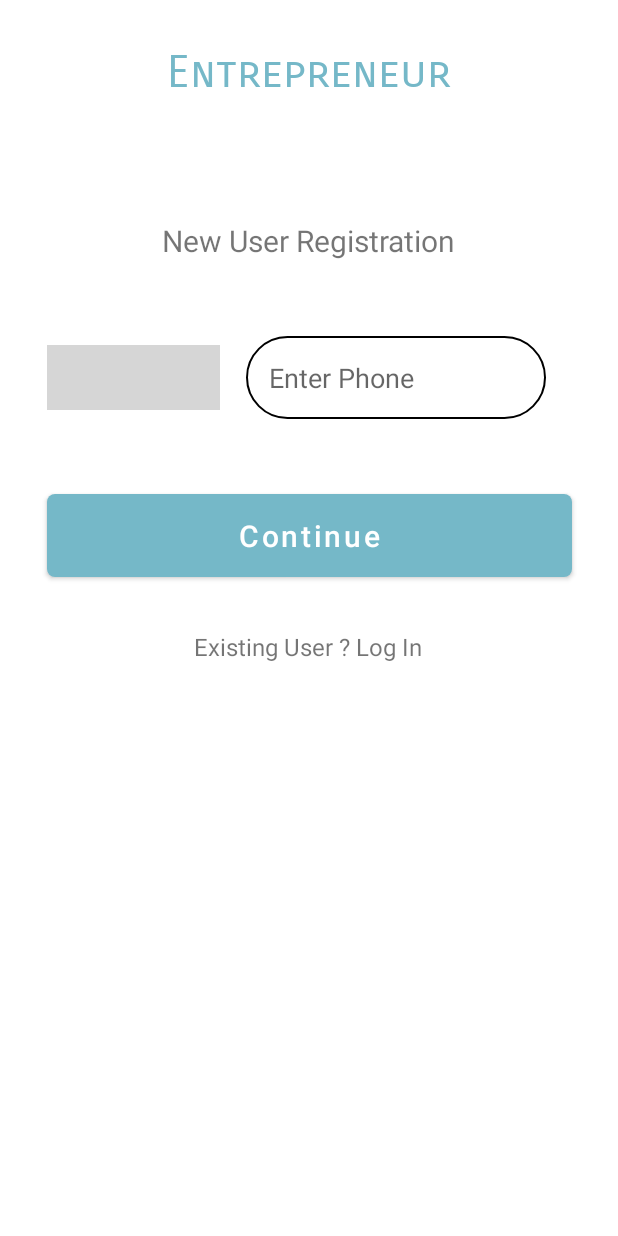
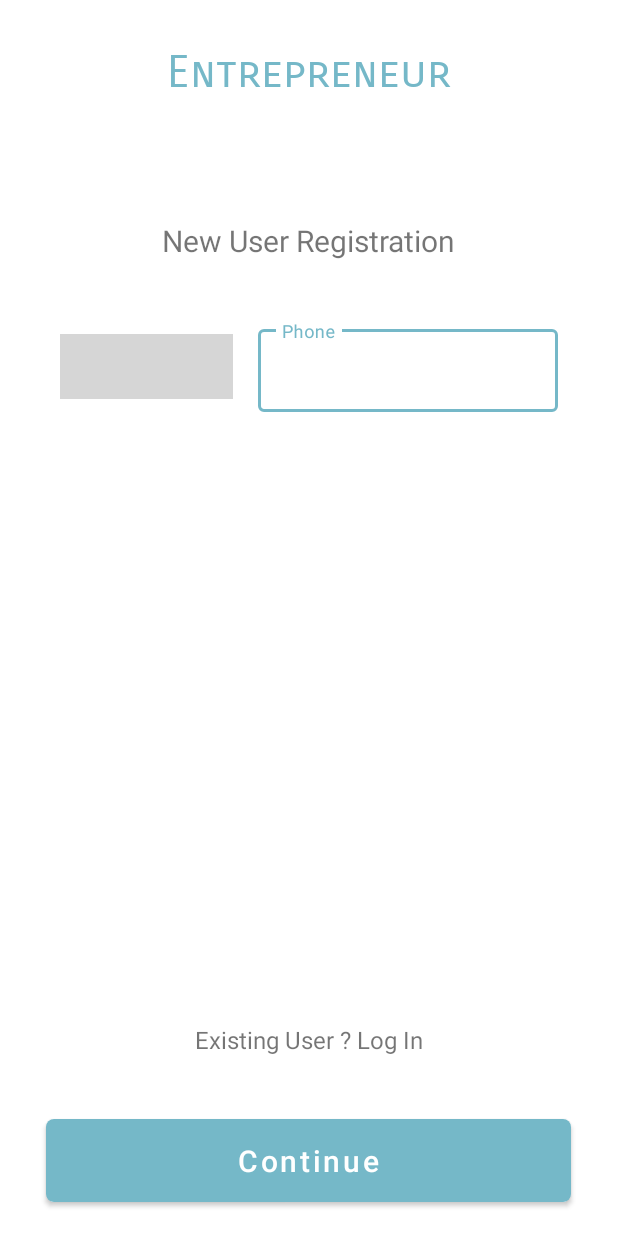
Before and after one commit to paradoxabby/passious, an Android app: the Step1 screen opened directly, with no data from a screen before it, on a phone screen of 412 x 824 dp. Run offline under Robolectric (Android 15) with nearby library versions, the phone set to English and light mode, and no system bars; libraries missing offline, so code that uses them is left out: com.hbb20; plain views replace CountryCodePicker; 3 statements that could not run were skipped; grey boxes are pictures that could not be loaded.

Commit message:
update 29/04/2021

```diff
--- a/app/src/main/AndroidManifest.xml
+++ b/app/src/main/AndroidManifest.xml
@@ -21,7 +21,7 @@
         </activity>
         <activity android:name=".EntrepreneurHome" />
         <activity android:name=".EntrepreneurManageOTP" />
-        <activity android:name=".EntrepreneurNewAccountActivity" />
+        <activity android:name=".register.Step1" />
         <activity android:name=".EntrepreneurRegisterActivity" />
         <activity android:name=".MainActivity">
             <intent-filter>
--- a/app/src/main/java/com/example/galaxy/EntrepreneurNewAccountActivity.java
+++ b/app/src/main/java/com/example/galaxy/register/Step1.java
@@ -1,4 +1,4 @@
-package com.example.galaxy;
+package com.example.galaxy.register;
 
 import androidx.appcompat.app.AppCompatActivity;
 
@@ -9,9 +9,11 @@ import android.widget.Button;
 import android.widget.EditText;
 import android.widget.Toast;
 
+import com.example.galaxy.EntrepreneurManageOTP;
+import com.example.galaxy.R;
 import com.hbb20.CountryCodePicker;
 
-public class EntrepreneurNewAccountActivity extends AppCompatActivity {
+public class Step1 extends AppCompatActivity {
 
     CountryCodePicker ccp;
     Button getOTP;
@@ -22,7 +24,7 @@ public class EntrepreneurNewAccountActivity extends AppCompatActivity {
         super.onCreate(savedInstanceState);
         setContentView(R.layout.activity_entrepreneur_new_account);
 
-        phnNumber = (EditText) findViewById(R.id.txt_phone);
+        phnNumber = (EditText) findViewById(R.id.txt_phone_number);
         getOTP = (Button) findViewById(R.id.send_otp_btn);
         ccp=(CountryCodePicker)findViewById(R.id.ccp);
         ccp.registerCarrierNumberEditText(phnNumber);
@@ -37,7 +39,7 @@ public class EntrepreneurNewAccountActivity extends AppCompatActivity {
                 else if(phnNumber.getText().toString().length()!=11)
                     Toast.makeText(getApplicationContext(),"Invalid Phone Number",Toast.LENGTH_LONG).show();
                 else {
-                    Intent intent = new Intent(EntrepreneurNewAccountActivity.this, EntrepreneurManageOTP.class);
+                    Intent intent = new Intent(Step1.this, EntrepreneurManageOTP.class);
                     intent.putExtra("mobile", ccp.getFullNumberWithPlus().replace(" ", ""));
                     startActivity(intent);
                 }
--- a/app/src/main/res/layout/activity_entrepreneur_new_account.xml
+++ b/app/src/main/res/layout/activity_entrepreneur_new_account.xml
@@ -6,7 +6,7 @@
     android:layout_width="match_parent"
     android:layout_height="match_parent"
     android:background="@color/white"
-    tools:context=".EntrepreneurNewAccountActivity">
+    tools:context=".register.Step1">
 
     <TextView
         android:id="@+id/entre_text"
@@ -33,57 +33,72 @@
         app:layout_constraintStart_toStartOf="parent"
         app:layout_constraintTop_toBottomOf="@+id/entre_text" />
 
+    <RelativeLayout
+        android:id="@+id/btn_layout"
+        android:layout_width="match_parent"
+        android:layout_height="100dp"
+        app:layout_constraintBottom_toBottomOf="parent"
+        app:layout_constraintEnd_toEndOf="parent"
+        app:layout_constraintStart_toStartOf="parent">
 
         <Button
             android:id="@+id/send_otp_btn"
             android:layout_width="350dp"
             android:layout_height="55dp"
-        android:layout_marginTop="50dp"
+            android:layout_centerVertical="true"
+            android:layout_centerHorizontal="true"
             android:background="@drawable/rounded_buttons"
             android:text="Continue"
             android:textAllCaps="false"
             android:textColor="@color/white"
-        android:textSize="20sp"
-        app:layout_constraintEnd_toEndOf="@+id/textView2"
-        app:layout_constraintStart_toStartOf="@+id/textView2"
-        app:layout_constraintTop_toBottomOf="@+id/txt_phone" />
+            android:textSize="20sp" />
+
+    </RelativeLayout>
 
     <TextView
         android:id="@+id/textView3"
         android:layout_width="wrap_content"
         android:layout_height="wrap_content"
-        android:layout_marginTop="35dp"
         android:text="Existing User ? Log In"
         android:textSize="16sp"
+        app:layout_constraintBottom_toTopOf="@+id/btn_layout"
+        android:layout_marginBottom="20dp"
         app:layout_constraintEnd_toEndOf="parent"
-        app:layout_constraintHorizontal_bias="0.498"
-        app:layout_constraintStart_toStartOf="parent"
-        app:layout_constraintTop_toBottomOf="@+id/send_otp_btn">
+        app:layout_constraintStart_toStartOf="parent">
 
     </TextView>
+
+    <RelativeLayout
+        android:id="@+id/phone_layout"
+        android:layout_width="wrap_content"
+        android:layout_height="wrap_content"
+        app:layout_constraintEnd_toEndOf="parent"
+        app:layout_constraintStart_toStartOf="parent"
+        android:padding="40dp"
+        app:layout_constraintTop_toBottomOf="@+id/textView2">
 
         <com.hbb20.CountryCodePicker
             android:id="@+id/ccp"
             android:layout_width="115dp"
             android:layout_height="43dp"
-        app:layout_constraintBottom_toBottomOf="@+id/txt_phone"
-        app:layout_constraintStart_toStartOf="@+id/send_otp_btn"
-        app:layout_constraintTop_toTopOf="@+id/txt_phone" />
+            android:layout_centerVertical="true" />
 
-    <EditText
-        android:id="@+id/txt_phone"
+        <com.google.android.material.textfield.TextInputLayout
+            android:id="@+id/txt_phone_number"
+            style="@style/Widget.MaterialComponents.TextInputLayout.OutlinedBox"
+            android:layout_width="wrap_content"
+            android:layout_height="wrap_content"
+            android:layout_alignParentRight="true">
+
+            <com.google.android.material.textfield.TextInputEditText
                 android:layout_width="200dp"
                 android:layout_height="55dp"
-        android:layout_marginTop="50dp"
-        android:background="@drawable/rounded_textbox"
-        android:ems="10"
-        android:hint="Enter Phone"
-        android:inputType="phone"
-        android:paddingLeft="15dp"
-        android:paddingRight="15dp"
-        app:layout_constraintEnd_toEndOf="@+id/send_otp_btn"
-        app:layout_constraintStart_toEndOf="@+id/ccp"
-        app:layout_constraintTop_toBottomOf="@+id/textView2" />
+                android:hint="Phone"
+                android:inputType="number" />
+
+        </com.google.android.material.textfield.TextInputLayout>
+
+    </RelativeLayout>
 
 
 </androidx.constraintlayout.widget.ConstraintLayout>
```
Also changed, not shown: app/src/main/res/layout/activity_entrepreneur_personal_details.xml (+34 -26 lines). Lines whose indentation alone changed are shown as unchanged.
